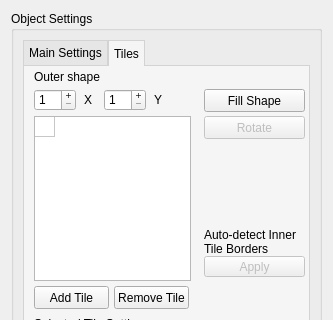
Old version of the form editor_app/gui/settingsLS.ui in the repository danielmeinert/objectcreator; both pictures show x 0 to 333 and y 0 to 320 of the 333 by 575 pixel window.
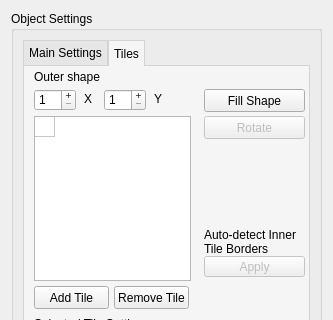
New version of the form. The open tabs and pages were chosen to show the change.

```diff
--- a/editor_app/gui/settingsLS.ui
+++ b/editor_app/gui/settingsLS.ui
@@ -737,9 +737,9 @@
           <property name="geometry">
            <rect>
             <x>60</x>
-            <y>27</y>
-            <width>47</width>
-            <height>13</height>
+            <y>25</y>
+            <width>16</width>
+            <height>16</height>
            </rect>
           </property>
           <property name="text">
@@ -750,9 +750,9 @@
           <property name="geometry">
            <rect>
             <x>130</x>
-            <y>27</y>
-            <width>47</width>
-            <height>13</height>
+            <y>25</y>
+            <width>16</width>
+            <height>16</height>
            </rect>
           </property>
           <property name="text">
```
Left out of the diff: 42 changed lines with no effect on the pictures.
